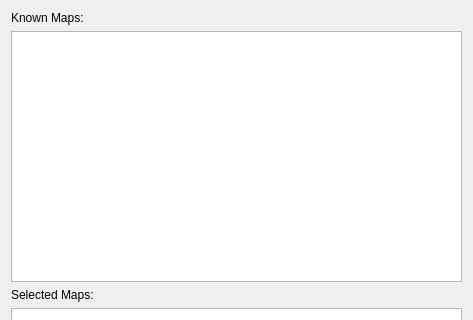
This is src/IMapToolWidget.ui in ntruchsess/QLandkarteGT as Qt 5 draws it before an edit; both pictures show x 0 to 473 and y 0 to 320 of the 473 by 597 pixel window. The edited form follows.
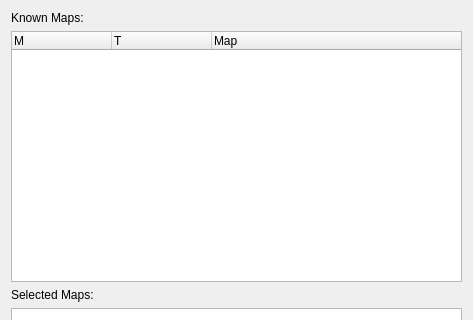
This is the edited form.

Commit message: changed list widget of known maps to tree widget with type decoration

```diff
--- a/src/IMapToolWidget.ui
+++ b/src/IMapToolWidget.ui
@@ -21,13 +21,40 @@
     </widget>
    </item>
    <item>
-    <widget class="QListWidget" name="listKnownMaps" >
+    <widget class="QTreeWidget" name="treeKnownMaps" >
      <property name="contextMenuPolicy" >
       <enum>Qt::CustomContextMenu</enum>
      </property>
-     <property name="selectionMode" >
-      <enum>QAbstractItemView::ExtendedSelection</enum>
-     </property>
+     <column>
+      <property name="text" >
+       <string>M</string>
+      </property>
+     </column>
+     <column>
+      <property name="text" >
+       <string>T</string>
+      </property>
+     </column>
+     <column>
+      <property name="text" >
+       <string>Map</string>
+      </property>
+     </column>
+     <column>
+      <property name="text" >
+       <string/>
+      </property>
+     </column>
+     <column>
+      <property name="text" >
+       <string/>
+      </property>
+     </column>
+     <column>
+      <property name="text" >
+       <string/>
+      </property>
+     </column>
     </widget>
    </item>
    <item>
```
Left out of the diff: 4 changed lines with no effect on the pictures. The commit also changes 16 other files.
